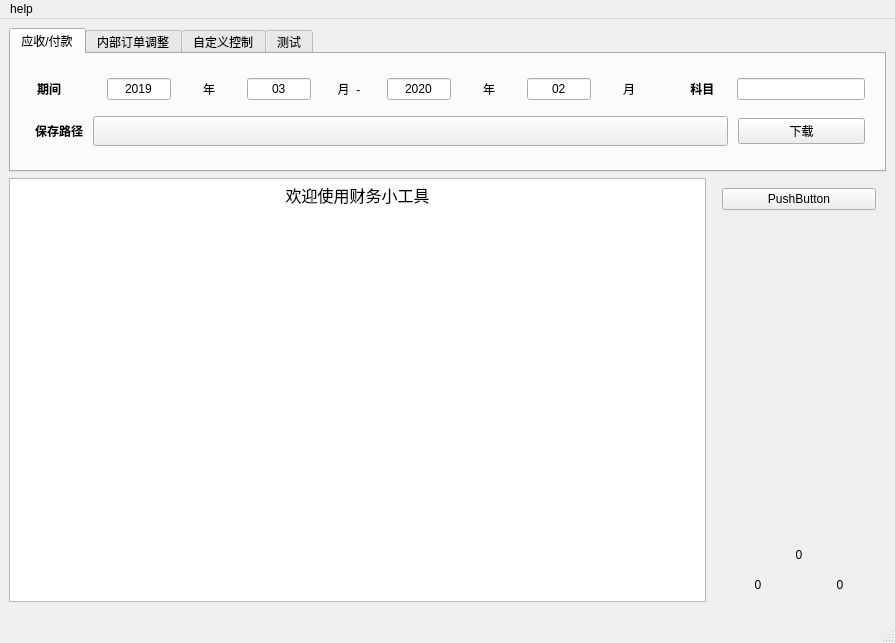
chenzhipeng-hqu/python, file financial.ui: the form before one commit.
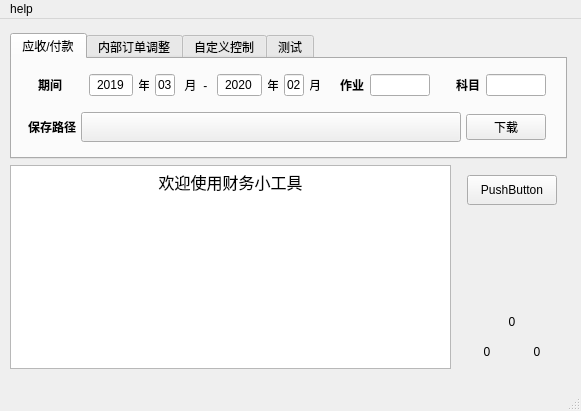
The form after the commit.

Commit message:
[feature][Financialtools][job] add payables job
[what] 可以自定义作业
[why]null
[how]null

Patch:
```diff
--- a/financial.ui
+++ b/financial.ui
@@ -6,10 +6,22 @@
    <rect>
     <x>0</x>
     <y>0</y>
-    <width>895</width>
-    <height>643</height>
+    <width>581</width>
+    <height>411</height>
    </rect>
   </property>
+  <property name="minimumSize">
+   <size>
+    <width>581</width>
+    <height>411</height>
+   </size>
+  </property>
+  <property name="maximumSize">
+   <size>
+    <width>581</width>
+    <height>411</height>
+   </size>
+  </property>
   <property name="windowTitle">
    <string>MainWindow</string>
   </property>
@@ -26,6 +38,18 @@
       <property name="sizeConstraint">
        <enum>QLayout::SetMinimumSize</enum>
       </property>
+      <property name="leftMargin">
+       <number>1</number>
+      </property>
+      <property name="topMargin">
+       <number>5</number>
+      </property>
+      <property name="rightMargin">
+       <number>5</number>
+      </property>
+      <property name="bottomMargin">
+       <number>1</number>
+      </property>
       <item row="1" column="1">
        <layout class="QVBoxLayout" name="verticalLayout" stretch="0">
         <property name="spacing">
@@ -49,11 +73,17 @@
         <item>
          <widget class="QPushButton" name="pushButton">
           <property name="sizePolicy">
-           <sizepolicy hsizetype="Ignored" vsizetype="Maximum">
+           <sizepolicy hsizetype="Maximum" vsizetype="Fixed">
             <horstretch>0</horstretch>
             <verstretch>0</verstretch>
            </sizepolicy>
           </property>
+          <property name="maximumSize">
+           <size>
+            <width>100</width>
+            <height>30</height>
+           </size>
+          </property>
           <property name="text">
            <string>PushButton</string>
           </property>
@@ -80,6 +110,12 @@
         </property>
         <item>
          <widget class="QLabel" name="x_label">
+          <property name="maximumSize">
+           <size>
+            <width>100</width>
+            <height>16777215</height>
+           </size>
+          </property>
           <property name="layoutDirection">
            <enum>Qt::LeftToRight</enum>
           </property>
@@ -93,6 +129,12 @@
         </item>
         <item>
          <widget class="QLabel" name="y_label">
+          <property name="maximumSize">
+           <size>
+            <width>100</width>
+            <height>16777215</height>
+           </size>
+          </property>
           <property name="text">
            <string>0</string>
           </property>
@@ -105,20 +147,32 @@
       </item>
       <item row="1" column="0" rowspan="3">
        <widget class="QTextBrowser" name="textBrowser">
+        <property name="sizePolicy">
+         <sizepolicy hsizetype="Maximum" vsizetype="Maximum">
+          <horstretch>0</horstretch>
+          <verstretch>0</verstretch>
+         </sizepolicy>
+        </property>
+        <property name="maximumSize">
+         <size>
+          <width>500</width>
+          <height>300</height>
+         </size>
+        </property>
         <property name="html">
          <string>&lt;!DOCTYPE HTML PUBLIC &quot;-//W3C//DTD HTML 4.0//EN&quot; &quot;http://www.w3.org/TR/REC-html40/strict.dtd&quot;&gt;
 &lt;html&gt;&lt;head&gt;&lt;meta name=&quot;qrichtext&quot; content=&quot;1&quot; /&gt;&lt;style type=&quot;text/css&quot;&gt;
 p, li { white-space: pre-wrap; }
-&lt;/style&gt;&lt;/head&gt;&lt;body style=&quot; font-family:'Sans Serif'; font-size:9pt; font-weight:400; font-style:normal;&quot;&gt;
-&lt;p align=&quot;center&quot; style=&quot; margin-top:0px; margin-bottom:0px; margin-left:0px; margin-right:0px; -qt-block-indent:0; text-indent:0px;&quot;&gt;&lt;span style=&quot; font-family:'SimSun'; font-size:12pt;&quot;&gt;欢迎使用财务小工具&lt;/span&gt;&lt;/p&gt;
-&lt;p style=&quot;-qt-paragraph-type:empty; margin-top:0px; margin-bottom:0px; margin-left:0px; margin-right:0px; -qt-block-indent:0; text-indent:0px; font-family:'SimSun'; font-size:12pt;&quot;&gt;&lt;br /&gt;&lt;/p&gt;&lt;/body&gt;&lt;/html&gt;</string>
+&lt;/style&gt;&lt;/head&gt;&lt;body style=&quot; font-family:'SimSun'; font-size:9pt; font-weight:400; font-style:normal;&quot;&gt;
+&lt;p align=&quot;center&quot; style=&quot; margin-top:0px; margin-bottom:0px; margin-left:0px; margin-right:0px; -qt-block-indent:0; text-indent:0px;&quot;&gt;&lt;span style=&quot; font-size:12pt;&quot;&gt;欢迎使用财务小工具&lt;/span&gt;&lt;/p&gt;
+&lt;p style=&quot;-qt-paragraph-type:empty; margin-top:0px; margin-bottom:0px; margin-left:0px; margin-right:0px; -qt-block-indent:0; text-indent:0px; font-size:12pt;&quot;&gt;&lt;br /&gt;&lt;/p&gt;&lt;/body&gt;&lt;/html&gt;</string>
         </property>
        </widget>
       </item>
       <item row="0" column="0" colspan="2">
        <widget class="QTabWidget" name="tabWidget">
         <property name="sizePolicy">
-         <sizepolicy hsizetype="Preferred" vsizetype="Preferred">
+         <sizepolicy hsizetype="Minimum" vsizetype="Preferred">
           <horstretch>0</horstretch>
           <verstretch>0</verstretch>
          </sizepolicy>
@@ -133,8 +187,11 @@
          <layout class="QGridLayout" name="gridLayout_3">
           <item row="0" column="0">
            <layout class="QVBoxLayout" name="verticalLayout_2">
+            <property name="sizeConstraint">
+             <enum>QLayout::SetDefaultConstraint</enum>
+            </property>
             <item>
-             <layout class="QHBoxLayout" name="payables_horizontalLayout" stretch="1,1,1,1,1,1,1,1,1,1,2">
+             <layout class="QHBoxLayout" name="payables_horizontalLayout" stretch="1,1,1,1,1,1,1,1,1,0,0,1,2">
               <property name="spacing">
                <number>6</number>
               </property>
@@ -152,6 +209,18 @@
               </property>
               <item>
                <widget class="QLabel" name="time_label">
+                <property name="sizePolicy">
+                 <sizepolicy hsizetype="Maximum" vsizetype="Preferred">
+                  <horstretch>0</horstretch>
+                  <verstretch>0</verstretch>
+                 </sizepolicy>
+                </property>
+                <property name="maximumSize">
+                 <size>
+                  <width>100</width>
+                  <height>16777215</height>
+                 </size>
+                </property>
                 <property name="font">
                  <font>
                   <weight>75</weight>
@@ -171,6 +240,18 @@
               </item>
               <item>
                <widget class="QLineEdit" name="s_year_lineEdit">
+                <property name="sizePolicy">
+                 <sizepolicy hsizetype="Maximum" vsizetype="Fixed">
+                  <horstretch>0</horstretch>
+                  <verstretch>0</verstretch>
+                 </sizepolicy>
+                </property>
+                <property name="maximumSize">
+                 <size>
+                  <width>50</width>
+                  <height>16777215</height>
+                 </size>
+                </property>
                 <property name="mouseTracking">
                  <bool>false</bool>
                 </property>
@@ -184,6 +265,18 @@
               </item>
               <item>
                <widget class="QLabel" name="s_year_label">
+                <property name="sizePolicy">
+                 <sizepolicy hsizetype="Maximum" vsizetype="Preferred">
+                  <horstretch>0</horstretch>
+                  <verstretch>0</verstretch>
+                 </sizepolicy>
+                </property>
+                <property name="maximumSize">
+                 <size>
+                  <width>10</width>
+                  <height>16777215</height>
+                 </size>
+                </property>
                 <property name="layoutDirection">
                  <enum>Qt::LeftToRight</enum>
                 </property>
@@ -197,6 +290,18 @@
               </item>
               <item>
                <widget class="QLineEdit" name="s_month_lineEdit">
+                <property name="sizePolicy">
+                 <sizepolicy hsizetype="Maximum" vsizetype="Fixed">
+                  <horstretch>0</horstretch>
+                  <verstretch>0</verstretch>
+                 </sizepolicy>
+                </property>
+                <property name="maximumSize">
+                 <size>
+                  <width>20</width>
+                  <height>16777215</height>
+                 </size>
+                </property>
                 <property name="text">
                  <string>03</string>
                 </property>
@@ -207,6 +312,18 @@
               </item>
               <item>
                <widget class="QLabel" name="s_month_label">
+                <property name="sizePolicy">
+                 <sizepolicy hsizetype="Maximum" vsizetype="Preferred">
+                  <horstretch>0</horstretch>
+                  <verstretch>0</verstretch>
+                 </sizepolicy>
+                </property>
+                <property name="maximumSize">
+                 <size>
+                  <width>30</width>
+                  <height>16777215</height>
+                 </size>
+                </property>
                 <property name="layoutDirection">
                  <enum>Qt::LeftToRight</enum>
                 </property>
@@ -220,6 +337,18 @@
               </item>
               <item>
                <widget class="QLineEdit" name="e_year_lineEdit">
+                <property name="sizePolicy">
+                 <sizepolicy hsizetype="Maximum" vsizetype="Fixed">
+                  <horstretch>0</horstretch>
+                  <verstretch>0</verstretch>
+                 </sizepolicy>
+                </property>
+                <property name="maximumSize">
+                 <size>
+                  <width>50</width>
+                  <height>16777215</height>
+                 </size>
+                </property>
                 <property name="text">
                  <string>2020</string>
                 </property>
@@ -230,6 +359,18 @@
               </item>
               <item>
                <widget class="QLabel" name="e_year_label">
+                <property name="sizePolicy">
+                 <sizepolicy hsizetype="Maximum" vsizetype="Preferred">
+                  <horstretch>0</horstretch>
+                  <verstretch>0</verstretch>
+                 </sizepolicy>
+                </property>
+                <property name="maximumSize">
+                 <size>
+                  <width>10</width>
+                  <height>16777215</height>
+                 </size>
+                </property>
                 <property name="layoutDirection">
                  <enum>Qt::LeftToRight</enum>
                 </property>
@@ -243,6 +384,18 @@
               </item>
               <item>
                <widget class="QLineEdit" name="e_month_lineEdit">
+                <property name="sizePolicy">
+                 <sizepolicy hsizetype="Maximum" vsizetype="Fixed">
+                  <horstretch>0</horstretch>
+                  <verstretch>0</verstretch>
+                 </sizepolicy>
+                </property>
+                <property name="maximumSize">
+                 <size>
+                  <width>20</width>
+                  <height>16777215</height>
+                 </size>
+                </property>
                 <property name="text">
                  <string>02</string>
                 </property>
@@ -256,6 +409,18 @@
               </item>
               <item>
                <widget class="QLabel" name="e_month_label">
+                <property name="sizePolicy">
+                 <sizepolicy hsizetype="Maximum" vsizetype="Preferred">
+                  <horstretch>0</horstretch>
+                  <verstretch>0</verstretch>
+                 </sizepolicy>
+                </property>
+                <property name="maximumSize">
+                 <size>
+                  <width>10</width>
+                  <height>16777215</height>
+                 </size>
+                </property>
                 <property name="layoutDirection">
                  <enum>Qt::LeftToRight</enum>
                 </property>
@@ -267,8 +432,88 @@
                 </property>
                </widget>
               </item>
+              <item>
+               <widget class="QLabel" name="job_label">
+                <property name="sizePolicy">
+                 <sizepolicy hsizetype="Maximum" vsizetype="Preferred">
+                  <horstretch>0</horstretch>
+                  <verstretch>0</verstretch>
+                 </sizepolicy>
+                </property>
+                <property name="minimumSize">
+                 <size>
+                  <width>0</width>
+                  <height>0</height>
+                 </size>
+                </property>
+                <property name="maximumSize">
+                 <size>
+                  <width>50</width>
+                  <height>16777215</height>
+                 </size>
+                </property>
+                <property name="font">
+                 <font>
+                  <weight>75</weight>
+                  <bold>true</bold>
+                 </font>
+                </property>
+                <property name="layoutDirection">
+                 <enum>Qt::LeftToRight</enum>
+                </property>
+                <property name="text">
+                 <string>    作业</string>
+                </property>
+                <property name="alignment">
+                 <set>Qt::AlignRight|Qt::AlignTrailing|Qt::AlignVCenter</set>
+                </property>
+               </widget>
+              </item>
+              <item>
+               <widget class="QLineEdit" name="job_lineEdit">
+                <property name="sizePolicy">
+                 <sizepolicy hsizetype="Maximum" vsizetype="Fixed">
+                  <horstretch>0</horstretch>
+                  <verstretch>0</verstretch>
+                 </sizepolicy>
+                </property>
+                <property name="minimumSize">
+                 <size>
+                  <width>0</width>
+                  <height>0</height>
+                 </size>
+                </property>
+                <property name="maximumSize">
+                 <size>
+                  <width>60</width>
+                  <height>16777215</height>
+                 </size>
+                </property>
+                <property name="alignment">
+                 <set>Qt::AlignCenter</set>
+                </property>
+               </widget>
+              </item>
               <item>
                <widget class="QLabel" name="subject_label">
+                <property name="sizePolicy">
+                 <sizepolicy hsizetype="Maximum" vsizetype="Preferred">
+                  <horstretch>0</horstretch>
+                  <verstretch>0</verstretch>
+                 </sizepolicy>
+                </property>
+                <property name="minimumSize">
+                 <size>
+                  <width>0</width>
+                  <height>0</height>
+                 </size>
+                </property>
+                <property name="maximumSize">
+                 <size>
+                  <width>50</width>
+                  <height>16777215</height>
+                 </size>
+                </property>
                 <property name="font">
                  <font>
                   <weight>75</weight>
@@ -279,15 +524,33 @@
                  <enum>Qt::LeftToRight</enum>
                 </property>
                 <property name="text">
-                 <string>  科目</string>
+                 <string>科目</string>
                 </property>
                 <property name="alignment">
-                 <set>Qt::AlignCenter</set>
+                 <set>Qt::AlignRight|Qt::AlignTrailing|Qt::AlignVCenter</set>
                 </property>
                </widget>
               </item>
               <item>
                <widget class="QLineEdit" name="subject_lineEdit">
+                <property name="sizePolicy">
+                 <sizepolicy hsizetype="Maximum" vsizetype="Fixed">
+                  <horstretch>0</horstretch>
+                  <verstretch>0</verstretch>
+                 </sizepolicy>
+                </property>
+                <property name="minimumSize">
+                 <size>
+                  <width>0</width>
+                  <height>0</height>
+                 </size>
+                </property>
+                <property name="maximumSize">
+                 <size>
+                  <width>60</width>
+                  <height>16777215</height>
+                 </size>
+                </property>
                 <property name="alignment">
                  <set>Qt::AlignCenter</set>
                 </property>
@@ -298,10 +561,10 @@
             <item>
              <layout class="QHBoxLayout" name="download_horizontalLayout" stretch="1,10,2">
               <property name="spacing">
-               <number>10</number>
+               <number>5</number>
               </property>
               <property name="leftMargin">
-               <number>0</number>
+               <number>6</number>
               </property>
               <property name="topMargin">
                <number>5</number>
@@ -314,6 +577,18 @@
               </property>
               <item>
                <widget class="QLabel" name="save_path_label">
+                <property name="sizePolicy">
+                 <sizepolicy hsizetype="Maximum" vsizetype="Preferred">
+                  <horstretch>0</horstretch>
+                  <verstretch>0</verstretch>
+                 </sizepolicy>
+                </property>
+                <property name="maximumSize">
+                 <size>
+                  <width>60</width>
+                  <height>16777215</height>
+                 </size>
+                </property>
                 <property name="font">
                  <font>
                   <weight>75</weight>
@@ -333,6 +608,18 @@
               </item>
               <item>
                <widget class="QPushButton" name="save_path_pushButton">
+                <property name="sizePolicy">
+                 <sizepolicy hsizetype="Maximum" vsizetype="Fixed">
+                  <horstretch>0</horstretch>
+                  <verstretch>0</verstretch>
+                 </sizepolicy>
+                </property>
+                <property name="maximumSize">
+                 <size>
+                  <width>600</width>
+                  <height>16777215</height>
+                 </size>
+                </property>
                 <property name="font">
                  <font>
                   <family>楷体</family>
@@ -346,6 +633,18 @@
               </item>
               <item>
                <widget class="QPushButton" name="download_payables_pushButton">
+                <property name="sizePolicy">
+                 <sizepolicy hsizetype="Maximum" vsizetype="Fixed">
+                  <horstretch>0</horstretch>
+                  <verstretch>0</verstretch>
+                 </sizepolicy>
+                </property>
+                <property name="maximumSize">
+                 <size>
+                  <width>100</width>
+                  <height>16777215</height>
+                 </size>
+                </property>
                 <property name="text">
                  <string>下载</string>
                 </property>
@@ -406,6 +705,12 @@
       </item>
       <item row="2" column="1">
        <widget class="QLabel" name="size_label">
+        <property name="maximumSize">
+         <size>
+          <width>200</width>
+          <height>16777215</height>
+         </size>
+        </property>
         <property name="layoutDirection">
          <enum>Qt::LeftToRight</enum>
         </property>
@@ -426,8 +731,8 @@
     <rect>
      <x>0</x>
      <y>0</y>
-     <width>895</width>
-     <height>28</height>
+     <width>581</width>
+     <height>23</height>
     </rect>
    </property>
    <widget class="QMenu" name="menu">
```
Left out of the diff: 15 changed lines with no effect on the pictures. The commit also changes 4 other files.
